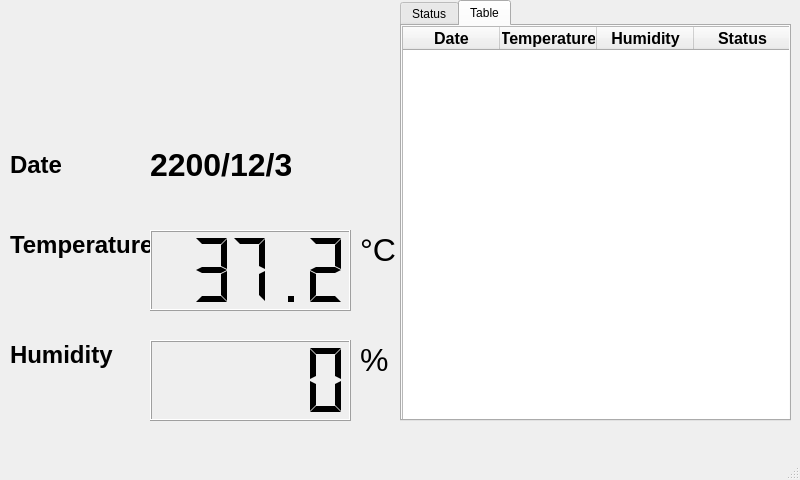
First picture: the form in HTsensor_record_new.ui, repository TaroballzChen/RaspberryPi_HTsensor_display, before the edit.
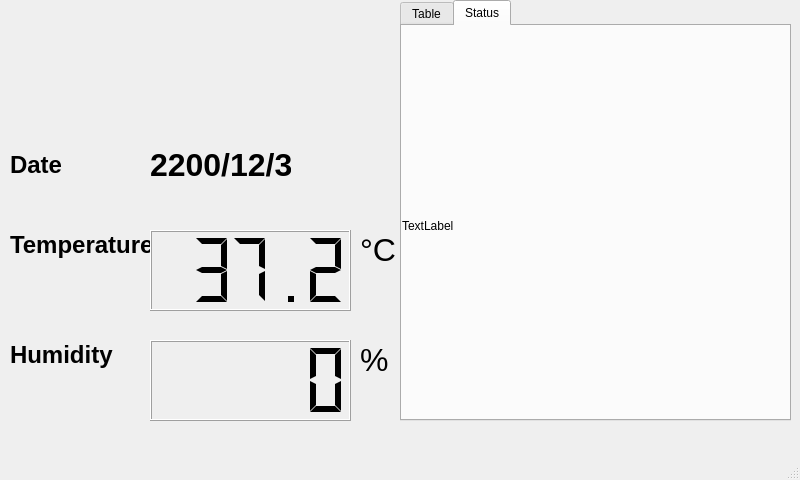
Second picture: the form after the edit.

Diff of the .ui file:
```diff
--- a/HTsensor_record_new.ui
+++ b/HTsensor_record_new.ui
@@ -158,24 +158,6 @@
     </property>
     <widget class="QWidget" name="tab">
      <attribute name="title">
-      <string>Status</string>
-     </attribute>
-     <widget class="QLabel" name="StatusLabel">
-      <property name="geometry">
-       <rect>
-        <x>-1</x>
-        <y>0</y>
-        <width>401</width>
-        <height>400</height>
-       </rect>
-      </property>
-      <property name="text">
-       <string>TextLabel</string>
-      </property>
-     </widget>
-    </widget>
-    <widget class="QWidget" name="tab_2">
-     <attribute name="title">
       <string>Table</string>
      </attribute>
      <widget class="QTableWidget" name="tableWidget">
@@ -249,6 +231,24 @@
       </column>
      </widget>
     </widget>
+    <widget class="QWidget" name="tab_2">
+     <attribute name="title">
+      <string>Status</string>
+     </attribute>
+     <widget class="QLabel" name="StatusLabel">
+      <property name="geometry">
+       <rect>
+        <x>0</x>
+        <y>0</y>
+        <width>401</width>
+        <height>400</height>
+       </rect>
+      </property>
+      <property name="text">
+       <string>TextLabel</string>
+      </property>
+     </widget>
+    </widget>
    </widget>
    <widget class="QLabel" name="Logo">
     <property name="geometry">
```
